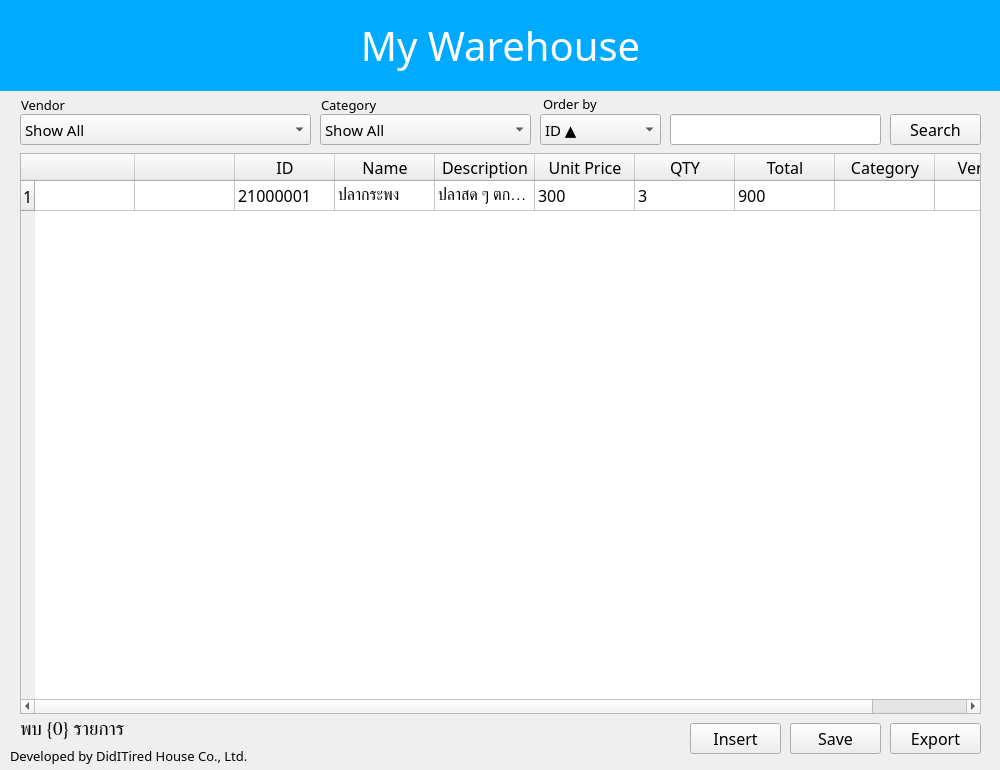
First picture: the form in MyWarehouse/mywarehouse.ui, repository richeyphu/MyWarehouse-Project, before the edit.
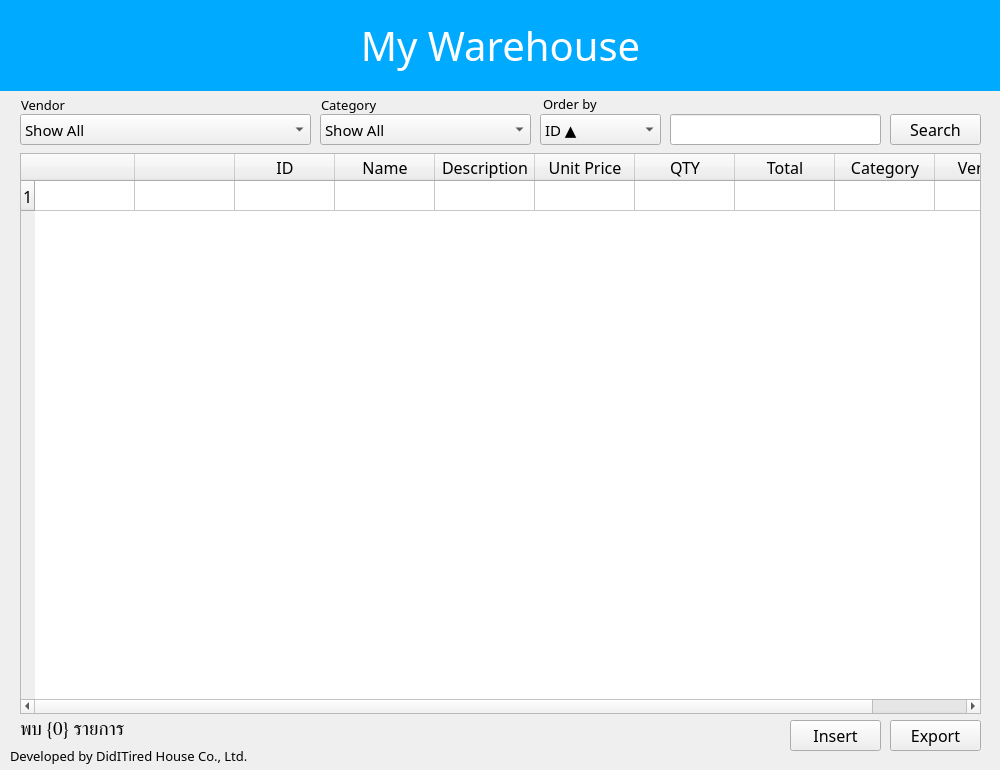
Second picture: the form after the edit.

Commit message: Release 01 Prototype 05_05 Functional - Search data, Order search - Insert data - Update data - Delete data - Export search as .csv

```diff
--- a/MyWarehouse/mywarehouse.ui
+++ b/MyWarehouse/mywarehouse.ui
@@ -97,32 +97,32 @@
    </column>
    <item row="0" column="2">
     <property name="text">
-     <string>21000001</string>
+     <string/>
     </property>
    </item>
    <item row="0" column="3">
     <property name="text">
-     <string>ปลากระพง</string>
+     <string/>
     </property>
    </item>
    <item row="0" column="4">
     <property name="text">
-     <string>ปลาสด ๆ ตกจากทะเล</string>
+     <string/>
     </property>
    </item>
    <item row="0" column="5">
     <property name="text">
-     <string>300</string>
+     <string/>
     </property>
    </item>
    <item row="0" column="6">
     <property name="text">
-     <string>3</string>
+     <string/>
     </property>
    </item>
    <item row="0" column="7">
     <property name="text">
-     <string>900</string>
+     <string/>
     </property>
    </item>
   </widget>
@@ -171,7 +171,7 @@
    <property name="geometry">
     <rect>
      <x>890</x>
-     <y>723</y>
+     <y>720</y>
      <width>91</width>
      <height>31</height>
     </rect>
@@ -189,25 +189,6 @@
     <string>Export</string>
    </property>
   </widget>
-  <widget class="QPushButton" name="btn_save">
-   <property name="geometry">
-    <rect>
-     <x>790</x>
-     <y>723</y>
-     <width>91</width>
-     <height>31</height>
-    </rect>
-   </property>
-   <property name="font">
-    <font>
-     <family>Kanit Light</family>
-     <pointsize>12</pointsize>
-    </font>
-   </property>
-   <property name="text">
-    <string>Save</string>
-   </property>
-  </widget>
   <widget class="QLabel" name="lbl_header">
    <property name="geometry">
     <rect>
@@ -275,8 +256,8 @@
   <widget class="QPushButton" name="btn_insert">
    <property name="geometry">
     <rect>
-     <x>690</x>
-     <y>723</y>
+     <x>790</x>
+     <y>720</y>
      <width>91</width>
      <height>31</height>
     </rect>
```
Left out of the diff: 1 changed line with no effect on the pictures.
